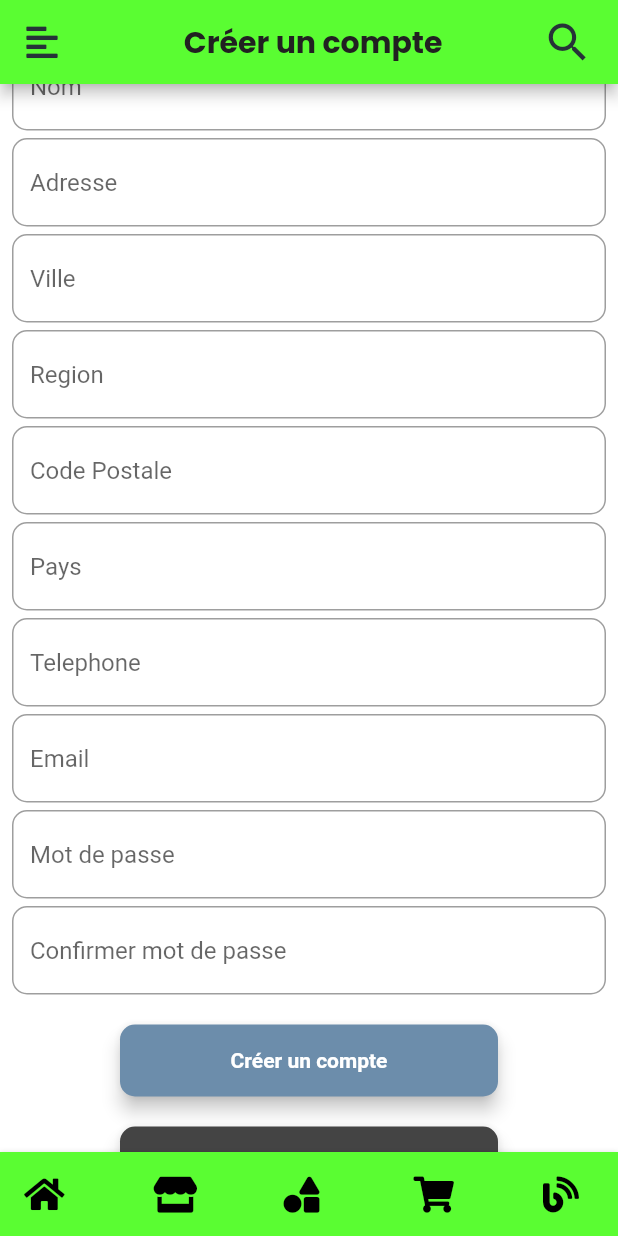
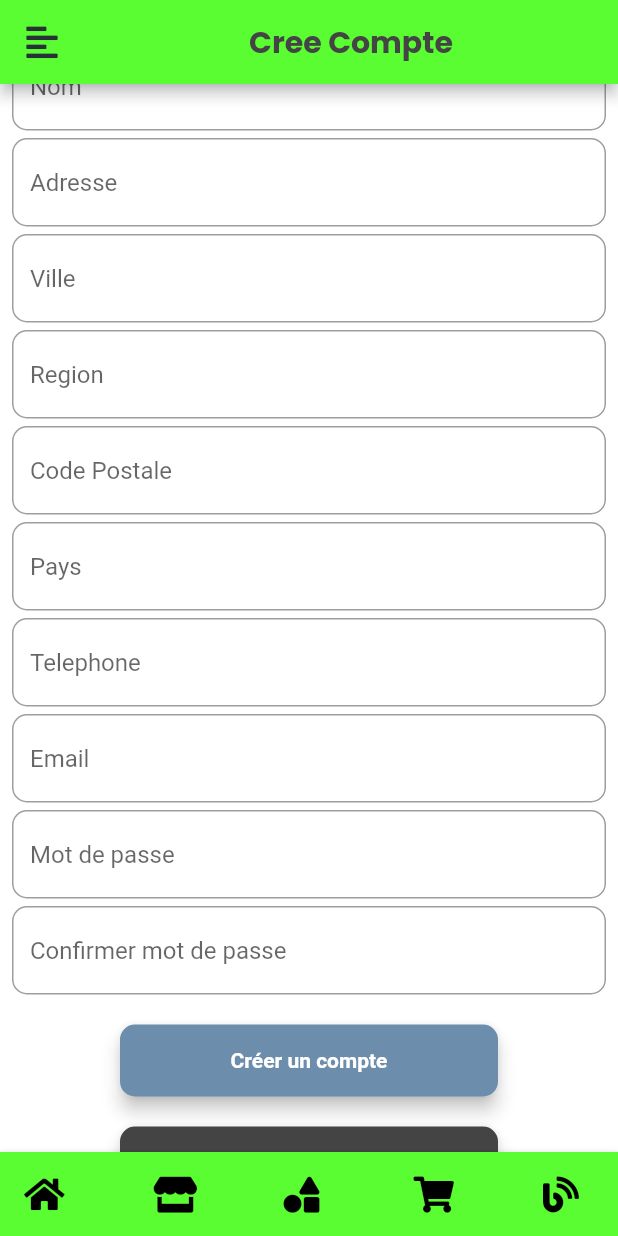
Before and after one commit to younessaa/ProjetDev, a Flutter app: the Signup screen opened by its route, scrolled down 309 dp, on a phone screen of 412 x 824 dp. Run offline on Flutter 3.47's test engine with Material 2 defaults, Android fonts, the phone set to English and light mode, and no system bars; drawn by our look-alikes of bottom_navy_bar; our stand-ins replace carousel_slider, cloud_firestore, firebase_auth, firebase_core, flutter_rating_bar, font_awesome_flutter and 2 more; accounts and stored records are empty.

Commit message:
app e-commerce

```diff
--- a/lib/screens/signup/signup.dart
+++ b/lib/screens/signup/signup.dart
@@ -1,11 +1,12 @@
 import 'package:arijephyto/components/classElement.dart';
 import 'package:arijephyto/components/logicFunctions.dart';
 import 'package:arijephyto/constants.dart';
-import 'package:arijephyto/models/appBar.dart';
 import 'package:arijephyto/models/bottomNavBar.dart';
 import 'package:arijephyto/screens/signup/compteInfo.dart';
 import 'package:arijephyto/services/firebase_auth_helper.dart';
 import 'package:flutter/material.dart';
+import 'package:font_awesome_flutter/font_awesome_flutter.dart';
+import 'package:google_fonts/google_fonts.dart';
 import '../nav-draw.dart';
 import 'package:firebase_auth/firebase_auth.dart';
 
@@ -49,12 +50,26 @@ class _SignupState extends State<Signup> {
 
   @override
   Widget build(BuildContext context) {
-    double width = MediaQuery.of(context).size.width;
-    double height = MediaQuery.of(context).size.height;
     return SafeArea(
         child: Scaffold(
       drawer: NavDrawer(),
-      appBar: appBarMeth(height, width, "Créer un compte"),
+      appBar: AppBar(
+              leading: Builder(builder : (context) => GestureDetector(
+                    child:  Center(child:  FaIcon(FontAwesomeIcons.alignLeft)
+                    ),
+                    onTap: () {
+                      Scaffold.of(context).openDrawer();
+                    },
+                  )
+                  ),
+                  automaticallyImplyLeading: true,
+                        title: Center(
+                          child: Text(
+                          'Cree Compte',
+                          style: GoogleFonts.poppins(textStyle: TextStyle(fontWeight: FontWeight.bold, color: kTextColorTitle, fontSize: kTextSize)),
+                          ),
+                        ),
+            ),
       body: Center(
         child: Form(
           key: _formKey,
```
Also changed, not shown: lib/admin/models/produitCardA.dart (+18 -4 lines), lib/screens/login/login.dart (+19 -2 lines).
